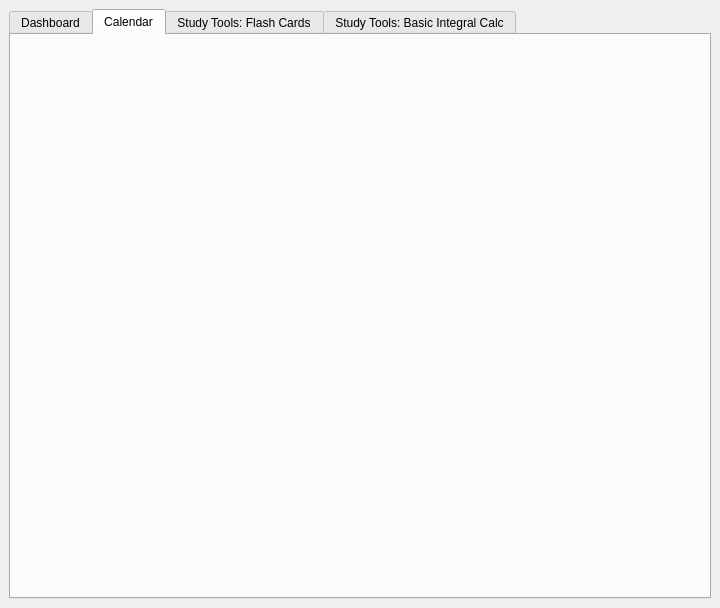
Before: the Qt Designer form design.ui in qdaicho/Whiteboard, drawn with Qt 5.
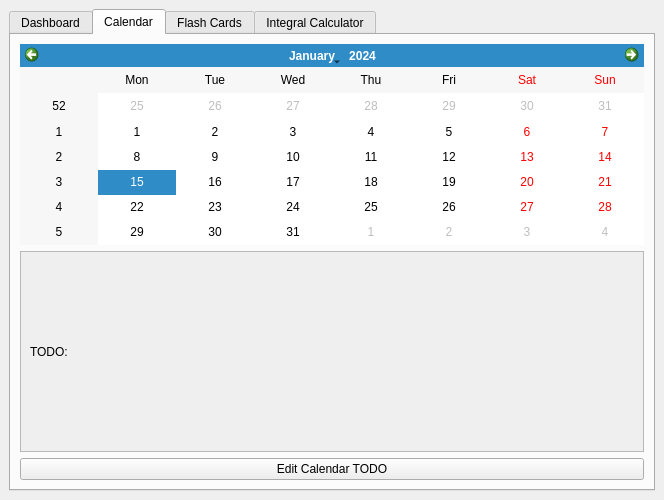
After: the same form once the commit is applied. The open tabs and pages were chosen to show the change.

Diff of the .ui file:
```diff
--- a/design.ui
+++ b/design.ui
@@ -6,8 +6,8 @@
    <rect>
     <x>0</x>
     <y>0</y>
-    <width>720</width>
-    <height>608</height>
+    <width>664</width>
+    <height>500</height>
    </rect>
   </property>
   <property name="windowTitle">
@@ -155,10 +155,48 @@
        <attribute name="title">
         <string>Calendar</string>
        </attribute>
+       <layout class="QVBoxLayout" name="verticalLayout_6">
+        <item>
+         <widget class="QCalendarWidget" name="calendarWidget"/>
+        </item>
+        <item>
+         <widget class="QScrollArea" name="scrollArea">
+          <property name="widgetResizable">
+           <bool>true</bool>
+          </property>
+          <widget class="QWidget" name="scrollAreaWidgetContents_2">
+           <property name="geometry">
+            <rect>
+             <x>0</x>
+             <y>0</y>
+             <width>98</width>
+             <height>35</height>
+            </rect>
+           </property>
+           <layout class="QVBoxLayout" name="verticalLayout_5">
+            <item>
+             <widget class="QLabel" name="todoCalendarLabel">
+              <property name="text">
+               <string>TODO:</string>
+              </property>
+             </widget>
+            </item>
+           </layout>
+          </widget>
+         </widget>
+        </item>
+        <item>
+         <widget class="QPushButton" name="calEditB">
+          <property name="text">
+           <string>Edit Calendar TODO</string>
+          </property>
+         </widget>
+        </item>
+       </layout>
       </widget>
       <widget class="QWidget" name="tab">
        <attribute name="title">
-        <string>Study Tools: Flash Cards</string>
+        <string>Flash Cards</string>
        </attribute>
        <layout class="QVBoxLayout" name="verticalLayout_3">
         <item>
@@ -204,7 +242,7 @@
       </widget>
       <widget class="QWidget" name="integralCalcPage">
        <attribute name="title">
-        <string>Study Tools: Basic Integral Calc</string>
+        <string>Integral Calculator</string>
        </attribute>
        <layout class="QVBoxLayout" name="verticalLayout_4">
         <item>
```
Left out of the diff: 18 changed lines with no effect on the pictures.
